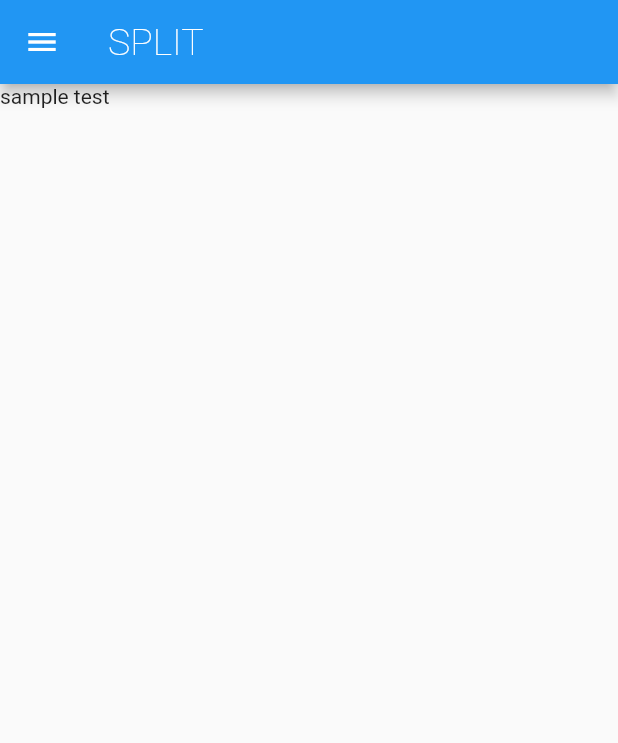
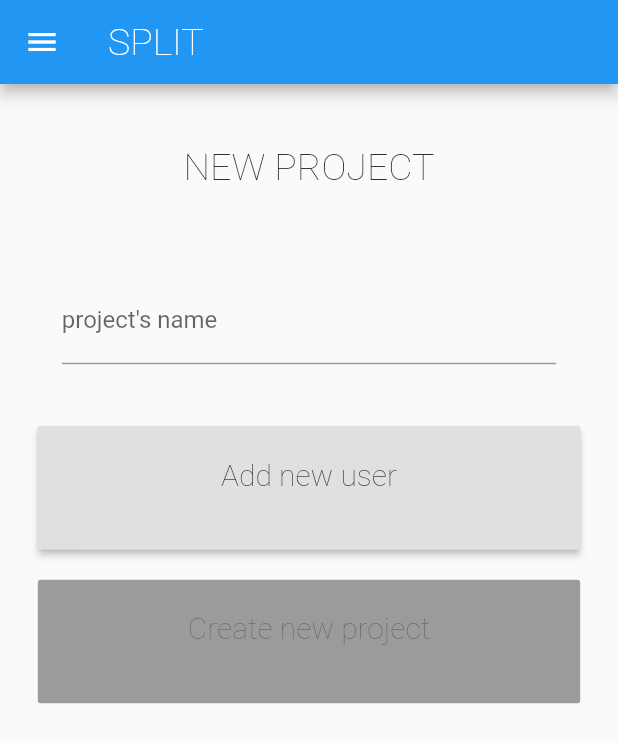
Before and after one commit to MathieuAuclair/Split, a Flutter app: the screen it shows after launch, on a phone screen of 412 x 824 dp. Shown: the top 743 px of the screen. Run offline on Flutter 3.47's test engine with Material 2 defaults, Android fonts, the phone set to English and light mode, and no system bars; our stand-ins replace shared_preferences; Roboto replaces fonts that are missing (sans-sérif).

Commit message:
add alert dialog prompt user\'s name

```diff
--- /dev/null
+++ b/lib/Handler/ProjectHandler.dart
@@ -0,0 +1,33 @@
+import 'dart:async';
+import 'dart:convert';
+
+import 'package:shared_preferences/shared_preferences.dart';
+import 'package:split_app/Constant.dart';
+import 'package:split_app/modele/project.dart';
+
+class ProjectHandler {
+  static Future<String> getJsonSaveContentFromSharedPreferences() async {
+    SharedPreferences preferences = await SharedPreferences.getInstance();
+    String json = preferences.getString(Constant.SP_KEY_SAVES);
+
+    if(json == null) {
+      return "[]";
+    }
+
+    return json;
+  }
+
+  static Future<List<Project>> getSavedProject(
+      Future<String> jsonContent) async {
+    List<Project> projects = new List<Project>();
+    var jsonProjects = json.decode(await jsonContent);
+
+    for (String json in jsonProjects) {
+      Project project = new Project();
+      project.fromJson(json);
+      projects.add(project);
+    }
+
+    return projects;
+  }
+}
--- a/lib/interface/StartupMenu.dart
+++ b/lib/interface/StartupMenu.dart
@@ -1,11 +1,9 @@
 import 'dart:async';
-import 'dart:convert';
 
 import 'package:flutter/material.dart';
 import 'package:flutter/widgets.dart';
+import 'package:split_app/Handler/ProjectHandler.dart';
 
-import 'package:shared_preferences/shared_preferences.dart';
-import 'package:split_app/Constant.dart';
 import 'package:split_app/modele/project.dart';
 
 class StartupMenu extends StatefulWidget {
@@ -14,18 +12,45 @@ class StartupMenu extends StatefulWidget {
 }
 
 class StartupMenuPage extends State<StartupMenu> {
+  final userTextController = TextEditingController();
+  final projectTextController = TextEditingController();
+
   List<Widget> menuItems;
+  List<Widget> usersChips = [];
 
   @override
-  Future initState() async {
-    String jsonSaveContent = await getJsonSaveContentFromSharedPreferences();
-    List<Project> projects = await getSavedProject(jsonSaveContent);
+  void initState() {
+    Future<String> jsonSaveContent =
+        ProjectHandler.getJsonSaveContentFromSharedPreferences();
+    Future<List<Project>> projects =
+        ProjectHandler.getSavedProject(jsonSaveContent);
     parseProjectInWidgetMenu(projects);
 
     super.initState();
   }
 
-  void parseProjectInWidgetMenu(List<Project> projects) {
+  Future parseProjectInWidgetMenu(Future<List<Project>> futureProjects) async {
+    List<Project> projects = await futureProjects;
+
+    if (projects.isEmpty) {
+      menuItems.add(
+        ListTile(
+          title: Text(
+            "No existing project",
+            style: new TextStyle(
+              fontFamily: "sans-sérif",
+              fontWeight: FontWeight.w100,
+              fontSize: 20.0,
+            ),
+          ),
+          onTap: () {
+            Navigator.pop(context);
+          },
+        ),
+      );
+      return;
+    }
+
     for (Project project in projects) {
       menuItems.add(
         ListTile(
@@ -38,22 +63,11 @@ class StartupMenuPage extends State<StartupMenu> {
     }
   }
 
-  Future<String> getJsonSaveContentFromSharedPreferences() async {
-    SharedPreferences preferences = await SharedPreferences.getInstance();
-    return preferences.getString(Constant.SP_KEY_SAVES);
-  }
-
-  Future<List<Project>> getSavedProject(String jsonContent) async {
-    List<Project> projects = new List<Project>();
-    var jsonProjects = json.decode(jsonContent);
-
-    for (String json in jsonProjects) {
-      Project project = new Project();
-      project.fromJson(json);
-      projects.add(project);
-    }
-
-    return projects;
+  @override
+  void dispose() {
+    userTextController.dispose();
+    projectTextController.dispose();
+    super.dispose();
   }
 
   @override
@@ -93,7 +107,159 @@ class StartupMenuPage extends State<StartupMenu> {
           children: menuItems,
         ),
       ),
-      body: new Text("sample test"),
+      body: new SingleChildScrollView(
+        child: new Container(
+          width: MediaQuery.of(context).size.width,
+          child: new Column(
+            mainAxisAlignment: MainAxisAlignment.center,
+            children: <Widget>[
+              new Container(
+                margin: new EdgeInsets.only(
+                  top: MediaQuery.of(context).size.height * 0.05,
+                  bottom: MediaQuery.of(context).size.height * 0.07,
+                ),
+                child: new Text(
+                  "NEW PROJECT",
+                  style: new TextStyle(
+                    fontFamily: "sans-sérif",
+                    fontWeight: FontWeight.w100,
+                    fontSize: 25.0,
+                  ),
+                ),
+              ),
+              new Container(
+                margin: EdgeInsets.only(
+                  right: MediaQuery.of(context).size.width * 0.1,
+                  left: MediaQuery.of(context).size.width * 0.1,
+                ),
+                child: new TextFormField(
+                  keyboardType: TextInputType.text,
+                  autovalidate: true,
+                  controller: projectTextController,
+                  decoration: InputDecoration(
+                    labelText: 'project\'s name',
+                    hintText: null,
+                    border: new UnderlineInputBorder(),
+                  ),
+                ),
+              ),
+              new Container(
+                padding: new EdgeInsets.all(
+                    MediaQuery.of(context).size.width * 0.05),
+                child: Column(
+                  children: usersChips,
+                ),
+              ),
+              new Container(
+                margin: new EdgeInsets.only(bottom: 20.0),
+                child: new RaisedButton(
+                  onPressed: _neverSatisfied,
+                  child: new Container(
+                    width: MediaQuery.of(context).size.width * 0.8,
+                    height: MediaQuery.of(context).size.height * 0.1,
+                    padding: new EdgeInsets.only(
+                      top: MediaQuery.of(context).size.height * 0.025,
+                    ),
+                    child: new Text(
+                      "Add new user",
+                      textAlign: TextAlign.center,
+                      style: new TextStyle(
+                        fontFamily: "sans-sérif",
+                        fontWeight: FontWeight.w100,
+                        fontSize: 20.0,
+                      ),
+                    ),
+                  ),
+                ),
+              ),
+              new Container(
+                margin: new EdgeInsets.only(bottom: 20.0),
+                child: new RaisedButton(
+                  onPressed: null,
+                  child: new Container(
+                    width: MediaQuery.of(context).size.width * 0.8,
+                    height: MediaQuery.of(context).size.height * 0.1,
+                    padding: new EdgeInsets.only(
+                      top: MediaQuery.of(context).size.height * 0.025,
+                    ),
+                    child: new Text(
+                      "Create new project",
+                      textAlign: TextAlign.center,
+                      style: new TextStyle(
+                        fontFamily: "sans-sérif",
+                        fontWeight: FontWeight.w100,
+                        fontSize: 20.0,
+                      ),
+                    ),
+                  ),
+                ),
+              ),
+            ],
+          ),
+        ),
+      ),
+    );
+  }
+
+  Future<Null> _neverSatisfied() async {
+    return showDialog<Null>(
+      context: context,
+      barrierDismissible: false, // user must tap button!
+      builder: (BuildContext context) {
+        return new AlertDialog(
+          title: new Text('Add new user'),
+          content: new SingleChildScrollView(
+            child: new ListBody(
+              children: <Widget>[
+                new Container(
+                  margin: EdgeInsets.only(
+                    right: MediaQuery.of(context).size.width * 0.1,
+                    left: MediaQuery.of(context).size.width * 0.1,
+                  ),
+                  child: new TextFormField(
+                    keyboardType: TextInputType.text,
+                    autovalidate: true,
+                    controller: userTextController,
+                    decoration: InputDecoration(
+                      labelText: 'users\'s name',
+                      hintText: null,
+                      border: new UnderlineInputBorder(),
+                    ),
+                  ),
+                ),
+              ],
+            ),
+          ),
+          actions: <Widget>[
+            new FlatButton(
+              child: new Text('Cancel'),
+              onPressed: () {
+                userTextController.clear();
+                Navigator.of(context).pop();
+              },
+            ),
+            new FlatButton(
+              child: new Text('Confirm'),
+              onPressed: () {
+                usersChips.add(
+                  new Container(
+                    margin: new EdgeInsets.all(5.0),
+                    child: new Chip(
+                      avatar: new CircleAvatar(
+                        backgroundColor: Colors.grey.shade800,
+                        child: new Icon(Icons.account_circle),
+                      ),
+                      label: new Text('Aaron Burr'),
+                    ),
+                  ),
+                );
+                setState(() {});
+                Navigator.of(context).pop();
+              },
+            ),
+          ],
+        );
+      },
     );
   }
 }
--- a/lib/main.dart
+++ b/lib/main.dart
@@ -7,7 +7,7 @@ class MyApp extends StatelessWidget {
   @override
   Widget build(BuildContext context) {
     return new MaterialApp(
-      title: 'Flutter Demo',
+      title: 'An awesome app to keep track of your group spent',
       theme: new ThemeData(
         primarySwatch: Colors.blue,
       ),
```
